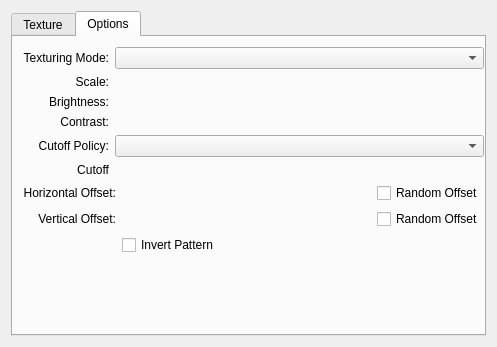
The window that plugins/paintops/libpaintop/forms/wdgtexturechooser.ui (KDE/krita) describes before a commit, drawn with Qt 5.
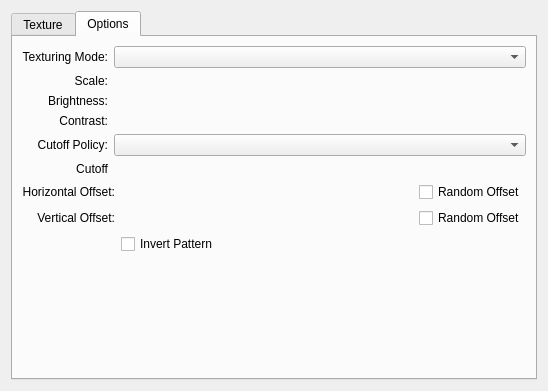
The same window after the commit. Custom widgets are drawn as their Qt base class.

Commit message: give layouts to the indvidual texture tabs so they stretch to fill area

Diff of the .ui file:
```diff
--- a/plugins/paintops/libpaintop/forms/wdgtexturechooser.ui
+++ b/plugins/paintops/libpaintop/forms/wdgtexturechooser.ui
@@ -6,8 +6,8 @@
    <rect>
     <x>0</x>
     <y>0</y>
-    <width>497</width>
-    <height>347</height>
+    <width>548</width>
+    <height>391</height>
    </rect>
   </property>
   <property name="minimumSize">
@@ -62,15 +62,8 @@
       <attribute name="title">
        <string>Options</string>
       </attribute>
-      <widget class="QWidget" name="verticalLayoutWidget">
-       <property name="geometry">
-        <rect>
-         <x>10</x>
-         <y>10</y>
-         <width>461</width>
-         <height>281</height>
-        </rect>
-       </property>
+      <layout class="QVBoxLayout" name="verticalLayout_3">
+       <item>
        <layout class="QVBoxLayout" name="verticalLayout">
         <item>
          <layout class="QGridLayout" name="gridLayout_2">
@@ -308,7 +301,8 @@
          </layout>
         </item>
        </layout>
-      </widget>
+       </item>
+      </layout>
       <zorder>verticalLayoutWidget</zorder>
       <zorder>verticalLayoutWidget</zorder>
      </widget>
```
Left out of the diff: 14 changed lines with no effect on the pictures. Lines whose indentation alone changed are shown as unchanged.
